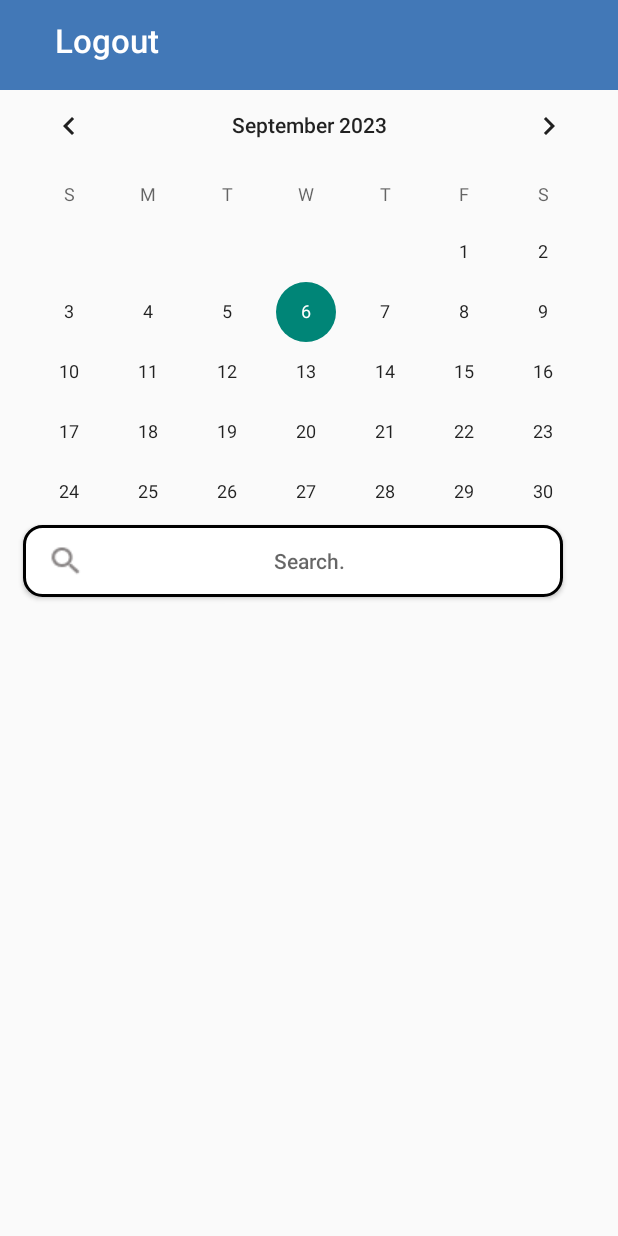
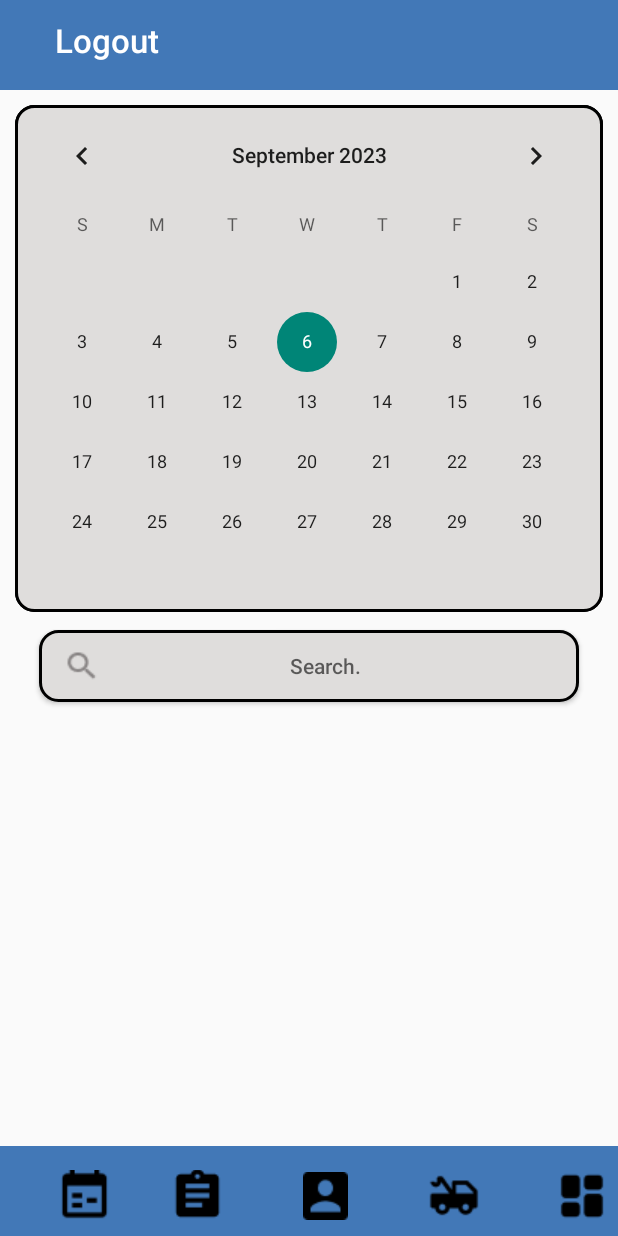
Before and after one commit to Nav1996/vemas_application, an Android app: the calender screen opened directly, with no data from a screen before it, on a phone screen of 412 x 824 dp. Run offline under Robolectric (Android 15) with nearby library versions, the phone set to English and light mode, and no system bars.

Commit message:
ui changes

```diff
--- /dev/null
+++ b/app/src/main/res/drawable/searchroundbox.xml
@@ -0,0 +1,10 @@
+<?xml version="1.0" encoding="utf-8"?>
+<shape xmlns:android="http://schemas.android.com/apk/res/android">
+    <solid android:color="#DFDDDC" /> <!-- Background color of the box (light blue) -->
+    <stroke
+        android:width="2dp"
+        android:color="#000000"/>
+
+    <corners
+        android:radius="12dp" />       <!-- Corner radius -->
+</shape>
--- a/app/src/main/res/layout/activity_calender.xml
+++ b/app/src/main/res/layout/activity_calender.xml
@@ -15,24 +15,21 @@
         layout="@layout/lowercustombar"
         android:layout_width="match_parent"
         android:layout_height="60dp"
-        android:layout_marginTop="840dp"/>
+        android:layout_alignParentBottom="true"/>
 
     <CalendarView
         android:id="@+id/calendarView"
         android:layout_width="match_parent"
         android:layout_height="wrap_content"
-        android:layout_alignParentStart="true"
-        android:layout_alignParentTop="true"
+
         android:layout_margin="-15dp"
-        android:layout_marginTop="50dp"
-        android:layout_marginBottom="1dp" />
+        android:layout_marginTop="70dp"
+        android:layout_marginBottom="1dp"
+        android:background="@drawable/searchroundbox"
+        android:layout_marginStart="10dp"
+        android:layout_marginEnd="10dp"/>
 
-    <androidx.recyclerview.widget.RecyclerView
-        android:id="@+id/bookingRecyclerView"
-        android:layout_width="match_parent"
-        android:layout_height="wrap_content"
-        android:layout_margin="16dp"
-        android:visibility="gone" />
+
 
 
     <Button
@@ -41,23 +38,23 @@
         android:layout_height="wrap_content"
         android:layout_alignParentStart="true"
         android:layout_centerHorizontal="true"
-        android:layout_marginStart="15dp"
+        android:layout_marginStart="26dp"
+        android:layout_marginTop="420dp"
         android:layout_marginBottom="26dp"
-        android:background="@drawable/rounded_box"
+        android:background="@drawable/searchroundbox"
         android:drawableStart="@drawable/searchbutton"
         android:drawablePadding="-20dp"
         android:hint="@string/search"
         android:inputType="text"
         android:onClick="performSearch"
-        android:layout_marginTop="350dp"
-        android:paddingStart="16dp"/>
+        android:paddingStart="16dp" />
 
     <ScrollView
         android:id="@+id/scrollView"
         android:layout_width="match_parent"
         android:layout_height="wrap_content"
         android:layout_below="@id/searchButton"
-        android:layout_marginTop="0dp">
+        android:layout_marginTop="1dp">
 
         <LinearLayout
             android:id="@+id/linearLayoutContainer"
--- a/app/src/main/res/layout/lowercustombar.xml
+++ b/app/src/main/res/layout/lowercustombar.xml
@@ -5,8 +5,7 @@
     android:id="@+id/custom_toolbar"
     android:layout_width="match_parent"
     android:layout_height="70dp"
-    android:background="#4278B7"
-    android:layout_marginTop="822dp">
+    android:background="#4278B7">
 
 
     <RelativeLayout
```
Also changed, not shown: app/src/main/res/drawable/endline.xml (added, +10 -0 lines), app/src/main/res/layout/booking_details_layout.xml (+38 -6 lines).
